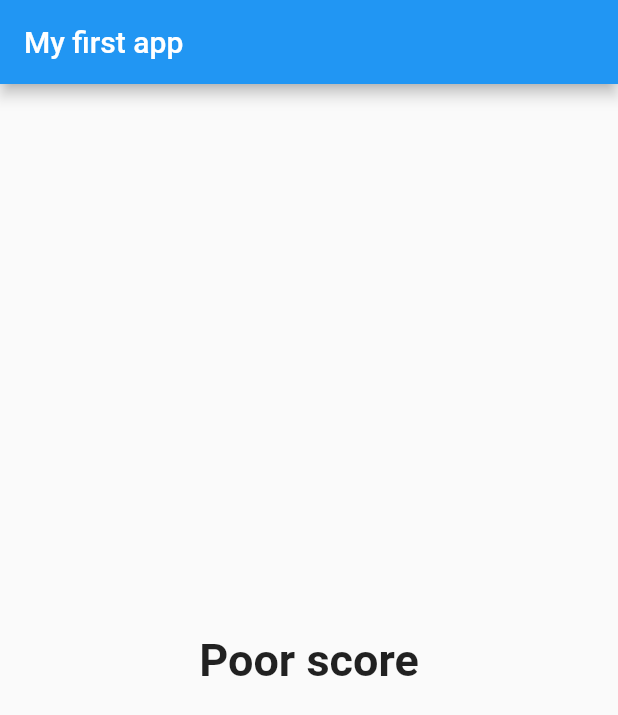
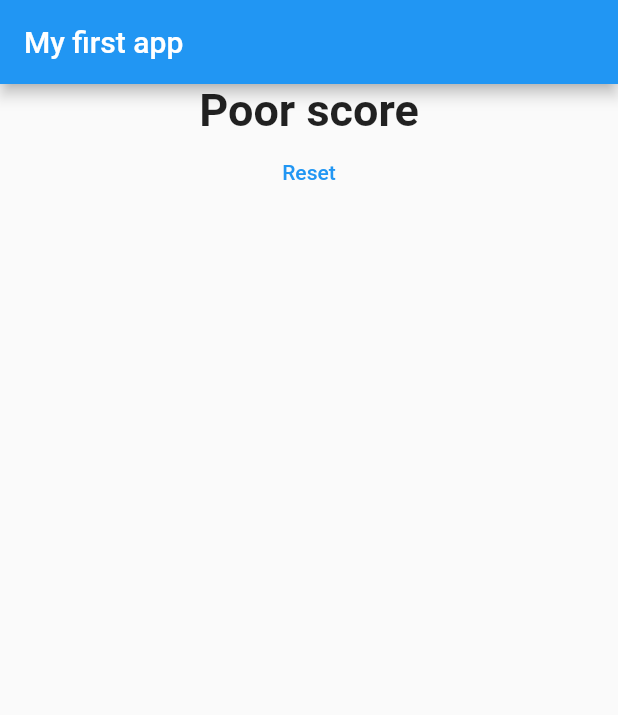
Before and after one commit to gargVader/Quiz-App, a Flutter app: the screen it shows after launch, after a tap on "Red", after a tap on "Rajma", on a phone screen of 412 x 824 dp. Shown: the top 715 px of the screen. Run offline on Flutter 3.47's test engine with Material 2 defaults, Android fonts, the phone set to English and light mode, and no system bars.

Commit message:
Reset button added

```diff
--- a/lib/main.dart
+++ b/lib/main.dart
@@ -40,13 +40,19 @@ class _MyAppState extends State<MyApp> {
   ];
 
   void _answerQuestion(int score) {
-    totalScore+= score;
+    totalScore += score;
     setState(() {
       _questionIdx = _questionIdx + 1;
     });
     print(_questionIdx);
     print(totalScore);
+  }
 
+  void _resetQuestion() {
+    setState(() {
+      _questionIdx = 0;
+      totalScore = 0;
+    });
   }
 
   @override
@@ -58,7 +64,7 @@ class _MyAppState extends State<MyApp> {
         ),
         body: (_questionIdx < questions.length)
             ? Quiz(questions, _questionIdx, _answerQuestion)
-            : Result(totalScore),
+            : Result(totalScore, _resetQuestion),
       ),
     );
   }
--- a/lib/result.dart
+++ b/lib/result.dart
@@ -2,14 +2,15 @@ import 'package:flutter/material.dart';
 
 class Result extends StatelessWidget {
   int totalScore;
+  VoidCallback _resetQuestion;
 
-  Result(this.totalScore);
+  Result(this.totalScore, this._resetQuestion);
 
-  String get resultPhrase{
+  String get resultPhrase {
     String resultText;
-    if(totalScore<=20){
+    if (totalScore <= 20) {
       resultText = 'Poor score';
-    }else{
+    } else {
       resultText = 'Well done!';
     }
     return resultText;
@@ -18,13 +19,19 @@ class Result extends StatelessWidget {
   @override
   Widget build(BuildContext context) {
     return Center(
-        child: Text(
-      resultPhrase,
-      textAlign: TextAlign.center,
-      style: TextStyle(
-        fontWeight: FontWeight.bold,
-        fontSize: 30
-      ),
+        child: Column(
+      children: [
+        Text(
+          resultPhrase,
+          textAlign: TextAlign.center,
+          style: TextStyle(fontWeight: FontWeight.bold, fontSize: 30),
+        ),
+        FlatButton(
+          child: Text('Reset'),
+          onPressed: _resetQuestion,
+          textColor: Colors.blue,
+        ),
+      ],
     ));
   }
 }
```
